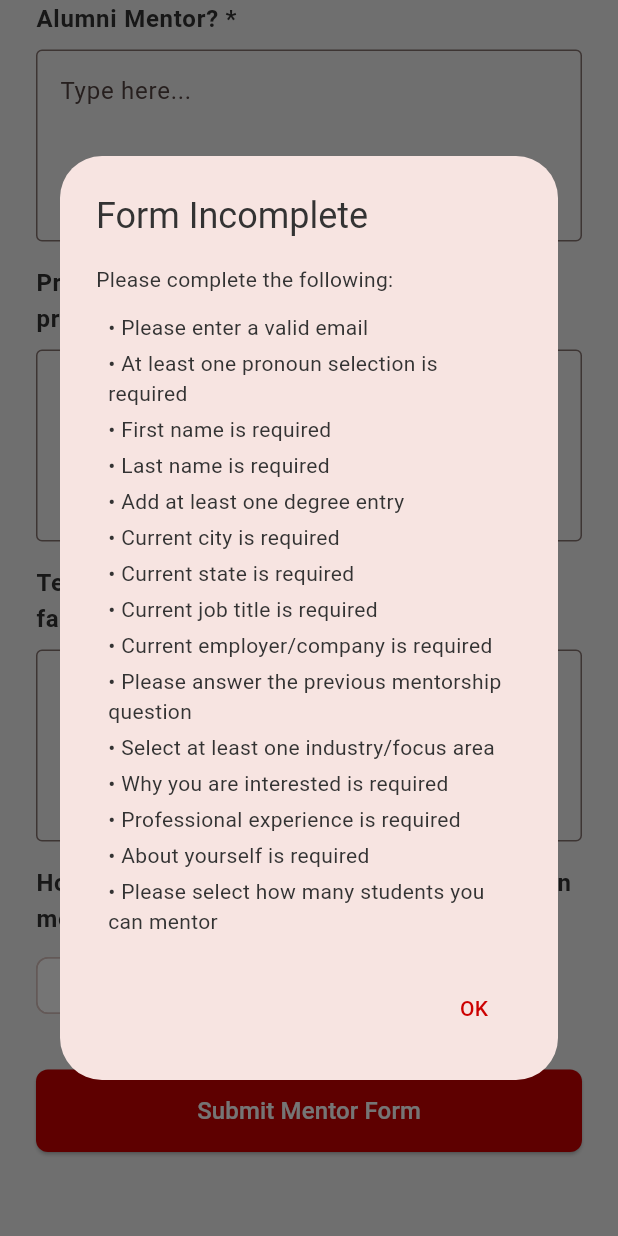
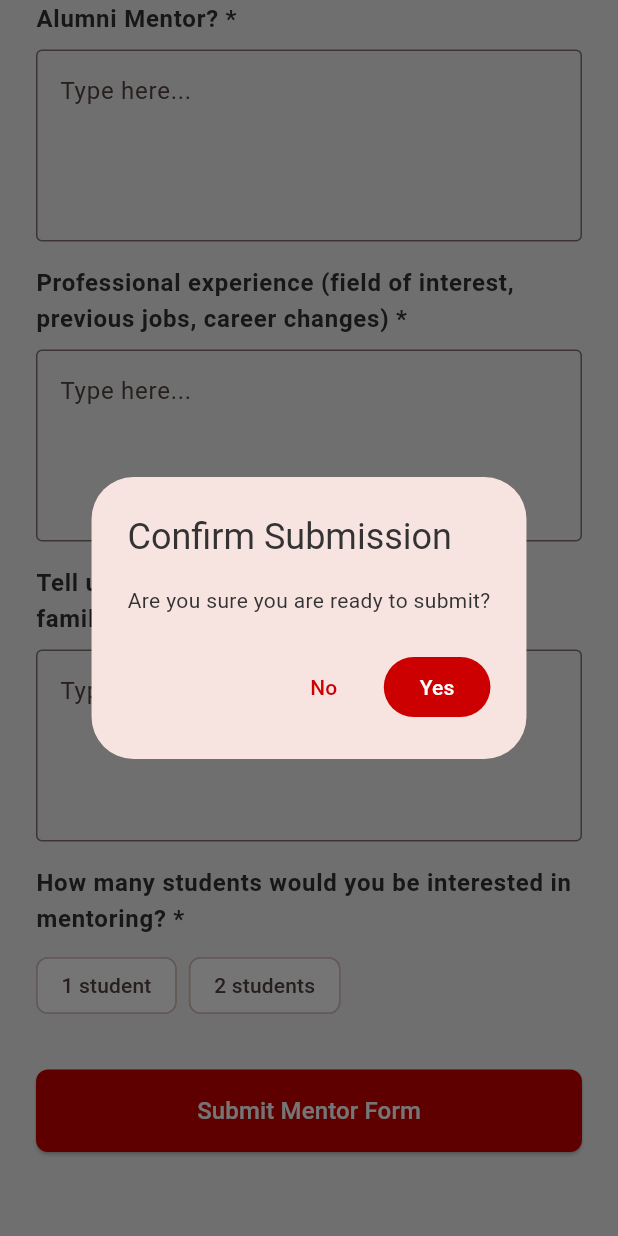
Before and after one commit to KaylaR2040/NLP_Matching, a Flutter app: the MentorFormScreen screen opened directly, scrolled down 2463 dp, after a tap on "Submit Mentor Form", on a phone screen of 412 x 824 dp. Run offline on Flutter 3.47's test engine with Material 3 defaults, Android fonts, the phone set to English and light mode, and no system bars; missing offline and left inert: fuzzywuzzy; project files that could hold a hidden picture were left out.

Commit message:
updates the mentor form to go to a blank white page after submisson

```diff
--- a/flutter_mentor/lib/screens/mentor_form_screen.dart
+++ b/flutter_mentor/lib/screens/mentor_form_screen.dart
@@ -16,6 +16,7 @@ class _MentorFormScreenState extends State<MentorFormScreen> {
   final _formKey = GlobalKey<FormState>();
   late final MentorFormData _formData;
   bool _loading = true;
+  bool _submitted = false;
 
   @override
   void initState() {
@@ -32,6 +33,12 @@ class _MentorFormScreenState extends State<MentorFormScreen> {
   @override
   Widget build(BuildContext context) {
     final theme = Theme.of(context);
+
+    if (_submitted) {
+      return const Scaffold(
+        body: ColoredBox(color: Colors.white, child: SizedBox.expand()),
+      );
+    }
 
     if (_loading) {
       return const Scaffold(body: Center(child: CircularProgressIndicator()));
@@ -619,6 +626,14 @@ class _MentorFormScreenState extends State<MentorFormScreen> {
   }
 
   void _submitForm() async {
+    final confirmed = await _confirmSubmit();
+    if (!mounted) {
+      return;
+    }
+    if (!confirmed) {
+      return;
+    }
+
     final errors = _formData.validate();
 
     if (errors.isNotEmpty) {
@@ -663,21 +678,7 @@ class _MentorFormScreenState extends State<MentorFormScreen> {
 
     if (result['success'] == true) {
       if (mounted) {
-        showDialog(
-          context: context,
-          builder: (_) => AlertDialog(
-            title: const Text('Success'),
-            content: const Text(
-              'Your ECE mentor form has been submitted successfully.',
-            ),
-            actions: [
-              TextButton(
-                onPressed: () => Navigator.pop(context),
-                child: const Text('OK'),
-              ),
-            ],
-          ),
-        );
+        setState(() => _submitted = true);
       }
     } else {
       if (mounted) {
@@ -701,6 +702,27 @@ class _MentorFormScreenState extends State<MentorFormScreen> {
     }
   }
 
+  Future<bool> _confirmSubmit() async {
+    final result = await showDialog<bool>(
+      context: context,
+      builder: (context) => AlertDialog(
+        title: const Text('Confirm Submission'),
+        content: const Text('Are you sure you are ready to submit?'),
+        actions: [
+          TextButton(
+            onPressed: () => Navigator.pop(context, false),
+            child: const Text('No'),
+          ),
+          FilledButton(
+            onPressed: () => Navigator.pop(context, true),
+            child: const Text('Yes'),
+          ),
+        ],
+      ),
+    );
+    return result ?? false;
+  }
+
   @override
   void dispose() {
     _formData.dispose();
```
Also changed, not shown: flutter_mentee/lib/screens/mentee_interest_form_screen.dart (+29 -0 lines).
